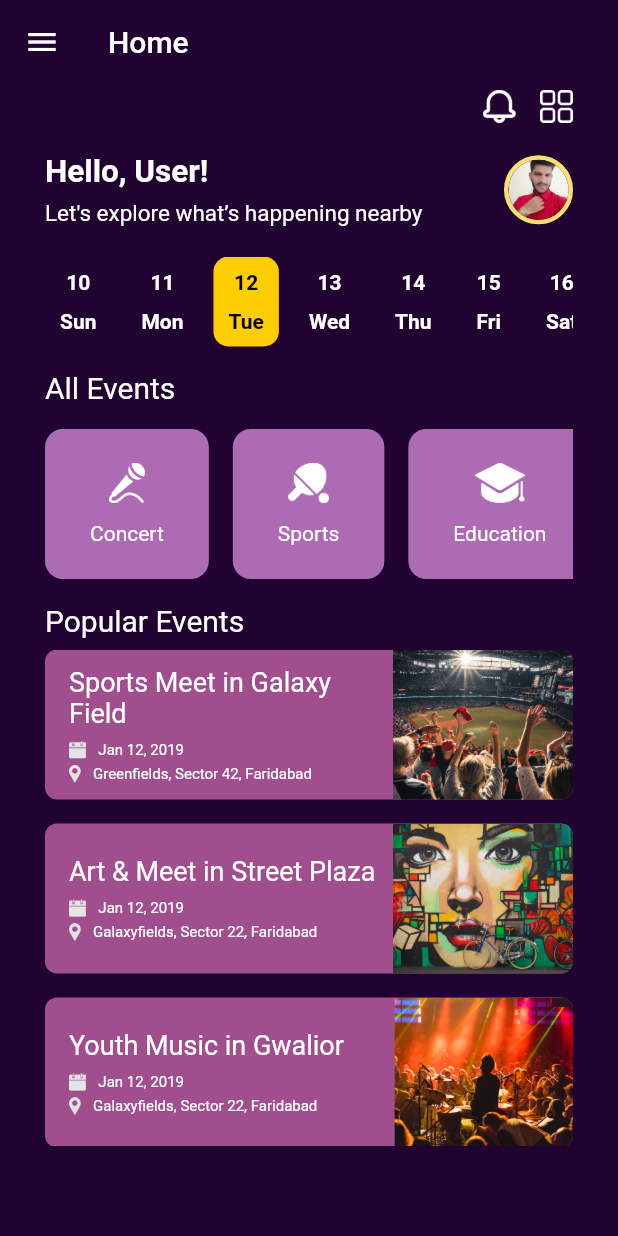
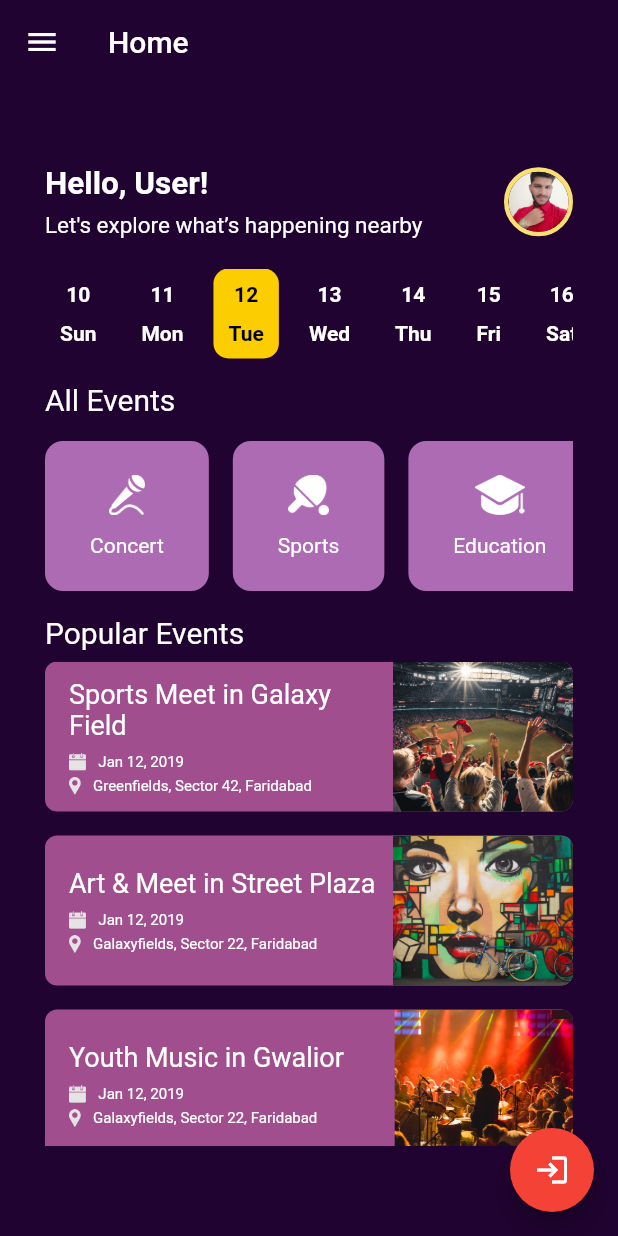
Before and after one commit to Aditi-Negii/malhar-app2023, a Flutter app: the screen it shows after launch, on a phone screen of 412 x 824 dp. Run offline on Flutter 3.47's test engine with Material 2 defaults, Android fonts, the phone set to English and light mode, and no system bars; drawn by our look-alikes of flutter_advanced_drawer; our stand-ins replace audioplayers, email_validator, firebase_auth, firebase_core, get, google_fonts; missing offline and left inert: flutter_animated_button, flutter_inappwebview, gsheets; accounts and stored records are empty.

Commit message:
Login Fix and replaced assets

```diff
--- a/lib/components/drawer_wrapper.dart
+++ b/lib/components/drawer_wrapper.dart
@@ -46,7 +46,7 @@ class _DrawerWrapperState extends State<DrawerWrapper> {
       animationDuration: const Duration(milliseconds: 300),
       animateChildDecoration: true,
       rtlOpening: false,
-      // openScale: 1.0,
+      openRatio: 0.40,
       disabledGestures: widget.disableGestures,
       drawer: SafeArea(
         child: Container(
@@ -54,7 +54,7 @@ class _DrawerWrapperState extends State<DrawerWrapper> {
             textColor: Colors.white,
             iconColor: Colors.white,
             child: Padding(
-              padding: const EdgeInsets.all(16.0),
+              padding: const EdgeInsets.all(8.0),
               child: Column(
                 mainAxisSize: MainAxisSize.max,
                 children: [
@@ -123,7 +123,7 @@ class _DrawerWrapperState extends State<DrawerWrapper> {
                     ),
                     child: Container(
                       margin: const EdgeInsets.symmetric(
-                        vertical: 16.0,
+                        vertical: 8.0,
                       ),
                       child: Text('Terms of Service | Privacy Policy'),
                     ),
--- a/lib/dimen/game_dimen.dart
+++ b/lib/dimen/game_dimen.dart
@@ -2,7 +2,7 @@
 const _screenHeight = 696.0;
 const _screenWidth = 392.0;
 const screenDimen = {'x': _screenWidth, 'y': _screenHeight};
-const flappyBirdDimen = {'x': 65.0, 'y': 45.0};
+const flappyBirdDimen = {'x': 70.0, 'y': 47.0};
 final flappyBirdStartingPos = {
   'x': screenDimen['x']! * .2,
   'y': gameAreaHeight / 2
--- a/lib/home.dart
+++ b/lib/home.dart
@@ -33,8 +33,7 @@ class _HomeScreenState extends State<HomeScreen> {
 
   @override
   Widget build(BuildContext context) {
-    return Scaffold(
-      body: Container(
+    return Container(
         child: Stack(
           children: <Widget>[
             Container(
@@ -46,50 +45,47 @@ class _HomeScreenState extends State<HomeScreen> {
               child: Column(
                 crossAxisAlignment: CrossAxisAlignment.start,
                 children: <Widget>[
-                  Row(
-                    children: <Widget>[
-                      // Image.asset("assets/logo.png",height: 28,),
-                      // SizedBox(width: 8,),
-                      // Row(
-                      //   children: <Widget>[
-                      //     Text("UVE", style: TextStyle(
-                      //       color: Colors.white,
-                      //       fontSize: 22,
-                      //       fontWeight: FontWeight.w800
-                      //     ),),
-                      //     Text("UVE", style: TextStyle(
-                      //         color: Color(0xffFCCD00),
-                      //         fontSize: 22,
-                      //         fontWeight: FontWeight.w800
-                      //     ),)
-                      //   ],
-                      // ),
-                      const Spacer(),
-                      GestureDetector(
-                        child: Image.asset(
-                          "assets/notify.png",
-                          height: 22,
-                        ),
-                        onTap: () {
-                          print("clicked");
-                          Navigator.of(context).pushReplacement(
-                            MaterialPageRoute(
-                              builder: (context) => LoginPage(),
-                            ),
-                          );
-                        },
-                      ),
-                      const SizedBox(
-                        width: 16,
-                      ),
-                      Image.asset(
-                        "assets/menu.png",
-                        height: 22,
-                      )
-                    ],
-                  ),
+                  // Row(
+                  //   mainAxisAlignment: MainAxisAlignment.end,
+                  //   children: <Widget>[
+                  //     // Image.asset("assets/logo.png",height: 28,),
+                  //     // SizedBox(width: 8,),
+                  //     // Row(
+                  //     //   children: <Widget>[
+                  //     //     Text("UVE", style: TextStyle(
+                  //     //       color: Colors.white,
+                  //     //       fontSize: 22,
+                  //     //       fontWeight: FontWeight.w800
+                  //     //     ),),
+                  //     //     Text("UVE", style: TextStyle(
+                  //     //         color: Color(0xffFCCD00),
+                  //     //         fontSize: 22,
+                  //     //         fontWeight: FontWeight.w800
+                  //     //     ),)
+                  //     //   ],
+                  //     // ),
+                  //     const Spacer(),
+                  //     ElevatedButton(
+                  //         onPressed: () {
+                  //           print("clicked");
+                  //           Navigator.of(context).pushReplacement(
+                  //             MaterialPageRoute(
+                  //               builder: (context) => LoginPage(),
+                  //             ),
+                  //           );
+                  //         },
+                  //         child: Icon(Icons.login)),
+                  //     // const SizedBox(
+                  //     //   width: 16,
+                  //     // ),
+                  //     // Image.asset(
+                  //     //   "assets/menu.png",
+                  //     //   height: 22,
+                  //     // )
+                  //   ],
+                  // ),
                   const SizedBox(
-                    height: 20,
+                    height: 50,
                   ),
                   Row(
                     children: <Widget>[
@@ -208,8 +204,7 @@ class _HomeScreenState extends State<HomeScreen> {
             ),
           ],
         ),
-      ),
-    );
+      );
   }
 }
 
--- a/lib/main.dart
+++ b/lib/main.dart
@@ -3,6 +3,7 @@ import 'package:get/get.dart';
 import 'package:flutter_advanced_drawer/flutter_advanced_drawer.dart';
 import 'package:malhar_2023/components/drawer_wrapper.dart';
 import 'package:malhar_2023/home.dart';
+import 'package:malhar_2023/login_page.dart';
 import 'components/drawer.dart';
 import 'pages/blog.dart';
 
@@ -70,6 +71,16 @@ class _MyHomePageState extends State<MyHomePage> {
           ),
         ),
         body: const HomeScreen(),
+        floatingActionButton: FloatingActionButton(
+            onPressed: () {
+              print("clicked");
+              Navigator.of(context).push(
+                MaterialPageRoute(
+                  builder: (context) => LoginPage(),
+                ),
+              );
+            },
+            child: Icon(Icons.login)),
         // body: Container(
         //   decoration: const BoxDecoration(
         //       image: DecorationImage(
--- a/lib/screen/flappy_bird_game.dart
+++ b/lib/screen/flappy_bird_game.dart
@@ -125,7 +125,8 @@ class _FlappyBirdGameState extends State<FlappyBirdGame> {
   final gsheets = GSheets(credentials);
 
   Future<bool> insertData(int mobile, int score, Worksheet workSheet) {
-    return workSheet.values.appendRow([mobile, score, DateTime.now().toString()]);
+    return workSheet.values
+        .appendRow([mobile, score, DateTime.now().toString()]);
   }
 
   @override
@@ -150,6 +151,7 @@ class _FlappyBirdGameState extends State<FlappyBirdGame> {
     updateBird();
     isUpdating = false;
     return Scaffold(
+      backgroundColor: Colors.black,
       body: SafeArea(
         child: GestureDetector(
           onTapDown: (TapDownDetails details) => handleTap(1),
```
Also changed, not shown: assets/images/bluebird-downflap.png, assets/images/bluebird-midflap.png, assets/images/bluebird-upflap.png, assets/images/yellowbird-downflap.png, assets/images/yellowbird-midflap.png, assets/images/yellowbird-upflap.png.
